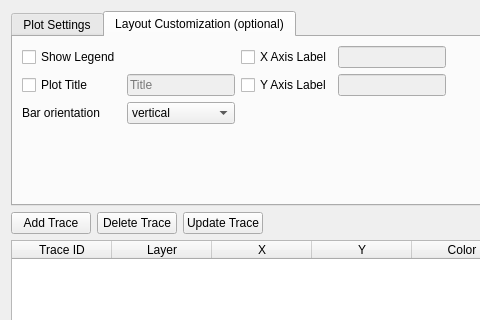
This is ui/Bar.ui in lucacasagrande/DataPlot as Qt 5 draws it before an edit; both pictures show x 0 to 480 and y 0 to 320 of the 728 by 501 pixel window. The edited form follows.
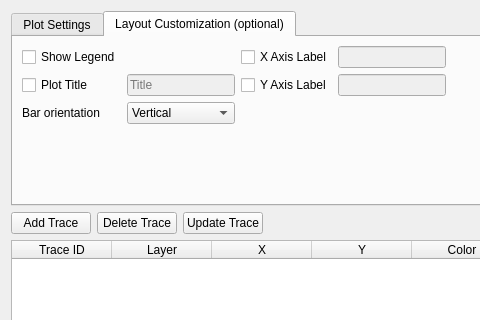
This is the edited form. The open tabs and pages were chosen to show the change. Custom widgets are drawn as their Qt base class.

```diff
--- a/ui/Bar.ui
+++ b/ui/Bar.ui
@@ -324,7 +324,7 @@
           <widget class="QComboBox" name="orientationCombo">
            <item>
             <property name="text">
-             <string>vertical</string>
+             <string>Vertical</string>
             </property>
            </item>
            <item>
```
Left out of the diff: 2 changed lines with no effect on the pictures.
